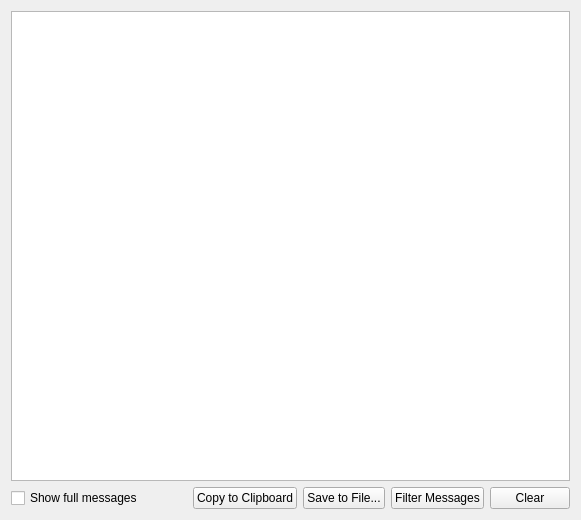
The window that Qt/Core/Resources/UI/pqOutputWidget.ui (pierre-guillou/paraview-ttk) describes before a commit, drawn with Qt 5.
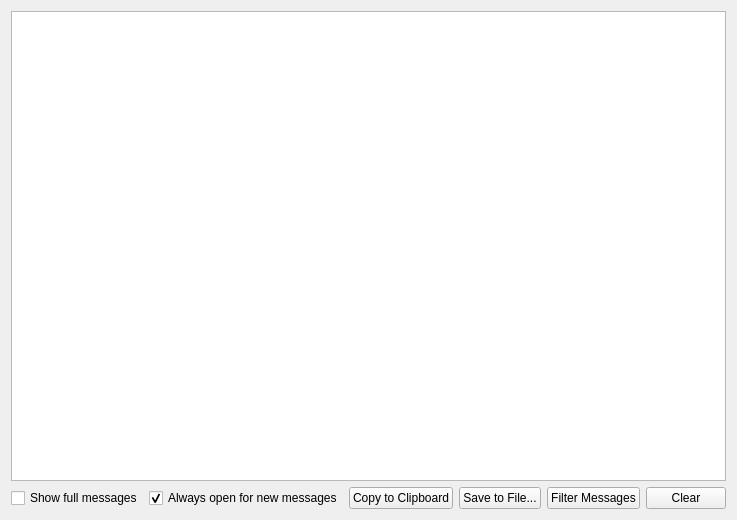
The same window after the commit. Custom widgets are drawn as their Qt base class.

Diff of the .ui file:
```diff
--- a/Qt/Core/Resources/UI/pqOutputWidget.ui
+++ b/Qt/Core/Resources/UI/pqOutputWidget.ui
@@ -61,7 +61,7 @@
     </widget>
    </item>
    <item>
-    <layout class="QHBoxLayout" name="horizontalLayout" stretch="1,0,0,0">
+    <layout class="QHBoxLayout" name="horizontalLayout" stretch="0,1,0,0,0,0">
      <item>
       <widget class="QCheckBox" name="showFullMessagesCheckBox">
        <property name="toolTip">
@@ -72,6 +72,19 @@
        </property>
       </widget>
      </item>
+     <item>
+      <widget class="QCheckBox" name="alwaysOpenForNewMessagesCheckBox">
+       <property name="toolTip">
+        <string>&lt;html&gt;&lt;head/&gt;&lt;body&gt;&lt;p&gt;If unchecked and the window is closed, the window will remain closed when new messages are available.&lt;/p&gt;&lt;/body&gt;&lt;/html&gt;</string>
+       </property>
+       <property name="text">
+        <string>Always open for new messages</string>
+       </property>
+       <property name="checked">
+        <bool>true</bool>
+       </property>
+      </widget>
+     </item>
      <item>
       <widget class="QPushButton" name="copyButton">
        <property name="text">
```
